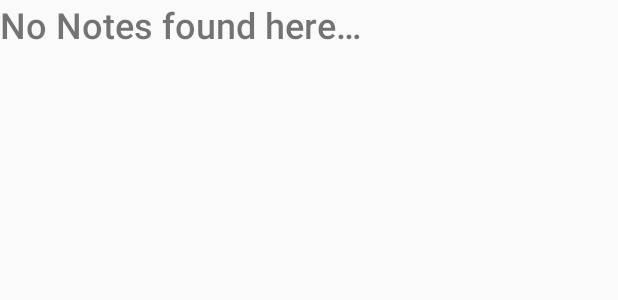
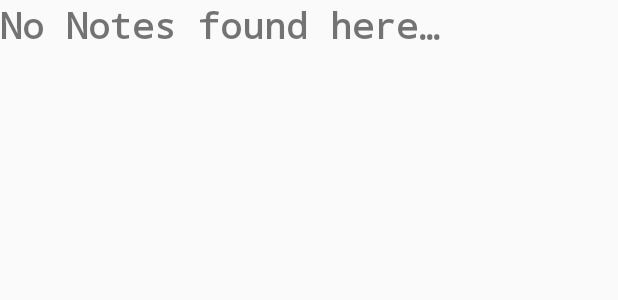
Before and after one commit to nsnikhil/Notes, an Android app: the layout empty_state.xml on its own in the app's theme, with its tools: preview values and no code run, on a phone screen of 412 x 824 dp. Shown: the top 300 px of the screen. Run offline under Robolectric (Android 15) with nearby library versions, the phone set to English and light mode, and no system bars.

Commit message:
bello bello

```diff
--- a/app/src/main/res/layout/empty_state.xml
+++ b/app/src/main/res/layout/empty_state.xml
@@ -4,5 +4,5 @@
     style="@style/wrapContent"
     android:textSize="24sp"
     android:textStyle="bold"
-    android:fontFamily="sans-serif-light"
+    android:fontFamily="monospace"
     android:text="@string/emptyState"/>
--- a/app/src/main/res/layout/fragment_home.xml
+++ b/app/src/main/res/layout/fragment_home.xml
@@ -8,6 +8,8 @@
 
     <android.support.v7.widget.RecyclerView
         android:id="@+id/commonList"
+        android:paddingBottom="72dp"
+        android:clipToPadding="false"
         style="@style/matchParent" />
 
     <include
--- a/app/src/main/res/layout/header_layout.xml
+++ b/app/src/main/res/layout/header_layout.xml
@@ -2,6 +2,8 @@
 <TextView xmlns:android="http://schemas.android.com/apk/res/android"
     style="@style/stretchedHorizontally"
     android:layout_marginTop="@dimen/twentyFour"
+    android:typeface="normal"
+    android:fontFamily="sans-serif-medium"
     android:gravity="center_vertical"
     android:padding="@dimen/sixteen"
     android:text="@string/app_name"
--- a/app/src/main/res/layout/single_folder_layout.xml
+++ b/app/src/main/res/layout/single_folder_layout.xml
@@ -17,9 +17,11 @@
         android:id="@+id/singleFolderName"
         android:drawableTint="@color/colorAccent"
         style="@style/newNoteHeading"
+        android:textSize="18sp"
+        android:padding="6dp"
         android:drawablePadding="@dimen/eight"
         android:drawableStart="@drawable/ic_folder_black_48dp"
-        android:fontFamily="sans-serif-light"
+        android:fontFamily="monospace"
         android:maxLines="1" />
 
 
--- a/app/src/main/res/layout/single_note_layout.xml
+++ b/app/src/main/res/layout/single_note_layout.xml
@@ -24,7 +24,7 @@
 
         <TextView
             android:id="@+id/singleNoteTitle"
-            android:fontFamily="sans-serif-light"
+            android:fontFamily="monospace"
             style="@style/newNoteHeading"
             android:maxLines="1" />
 
--- a/app/src/main/res/values-v21/styles.xml
+++ b/app/src/main/res/values-v21/styles.xml
@@ -18,6 +18,7 @@
         <item name="colorPrimaryDark">@color/colorPrimaryDark</item>
         <item name="colorAccent">@color/colorAccent</item>
         <item name="android:windowContentTransitions">true</item>
+        <item name="android:typeface">monospace</item>
     </style>
 
 </resources>
--- a/app/src/main/res/values-v23/styles.xml
+++ b/app/src/main/res/values-v23/styles.xml
@@ -7,5 +7,6 @@
         <item name="colorAccent">@color/colorAccent</item>
         <item name="android:windowContentTransitions">true</item>
         <item name="android:windowLightStatusBar">true</item>
+        <item name="android:typeface">monospace</item>
     </style>
 </resources>
--- a/app/src/main/res/values/styles.xml
+++ b/app/src/main/res/values/styles.xml
@@ -4,6 +4,8 @@
         <item name="colorPrimary">@color/colorPrimary</item>
         <item name="colorPrimaryDark">@color/colorPrimaryDark</item>
         <item name="colorAccent">@color/colorAccent</item>
+        <item name="android:typeface">monospace</item>
+        <item name="android:fontFamily">monospace</item>
     </style>
 
 
```
